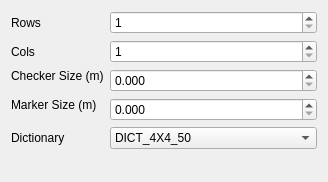
Above: widget/src/charuco_target.ui from ros-industrial/industrial_calibration before the change. Below: the same form after it.
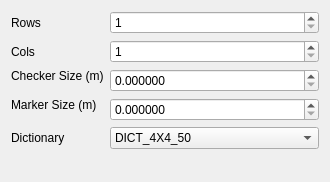
That is the form after the change.

```diff
--- a/widget/src/charuco_target.ui
+++ b/widget/src/charuco_target.ui
@@ -6,7 +6,7 @@
    <rect>
     <x>0</x>
     <y>0</y>
-    <width>328</width>
+    <width>330</width>
     <height>182</height>
    </rect>
   </property>
@@ -58,7 +58,10 @@
    <item row="2" column="1">
     <widget class="QDoubleSpinBox" name="checkerSizeDoubleSpinBox">
      <property name="decimals">
-      <number>3</number>
+      <number>6</number>
+     </property>
+     <property name="singleStep">
+      <double>0.010000000000000</double>
      </property>
     </widget>
    </item>
@@ -78,7 +81,10 @@
    <item row="3" column="1">
     <widget class="QDoubleSpinBox" name="markerSizeDoubleSpinBox">
      <property name="decimals">
-      <number>3</number>
+      <number>6</number>
+     </property>
+     <property name="singleStep">
+      <double>0.010000000000000</double>
      </property>
     </widget>
    </item>
```
